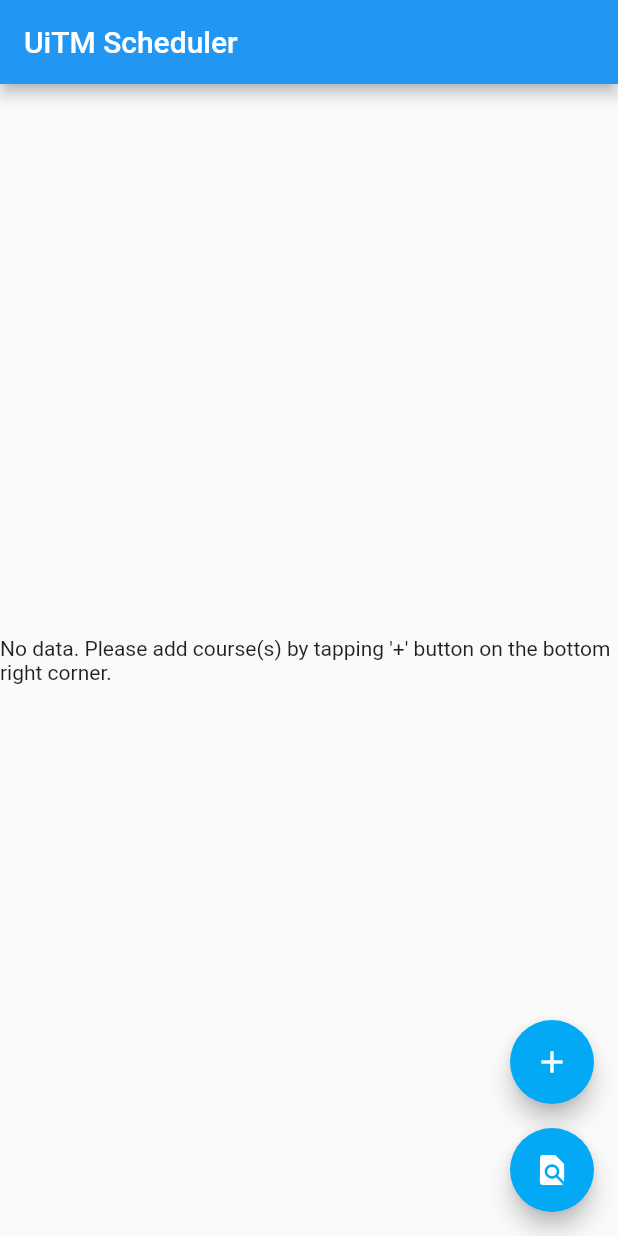
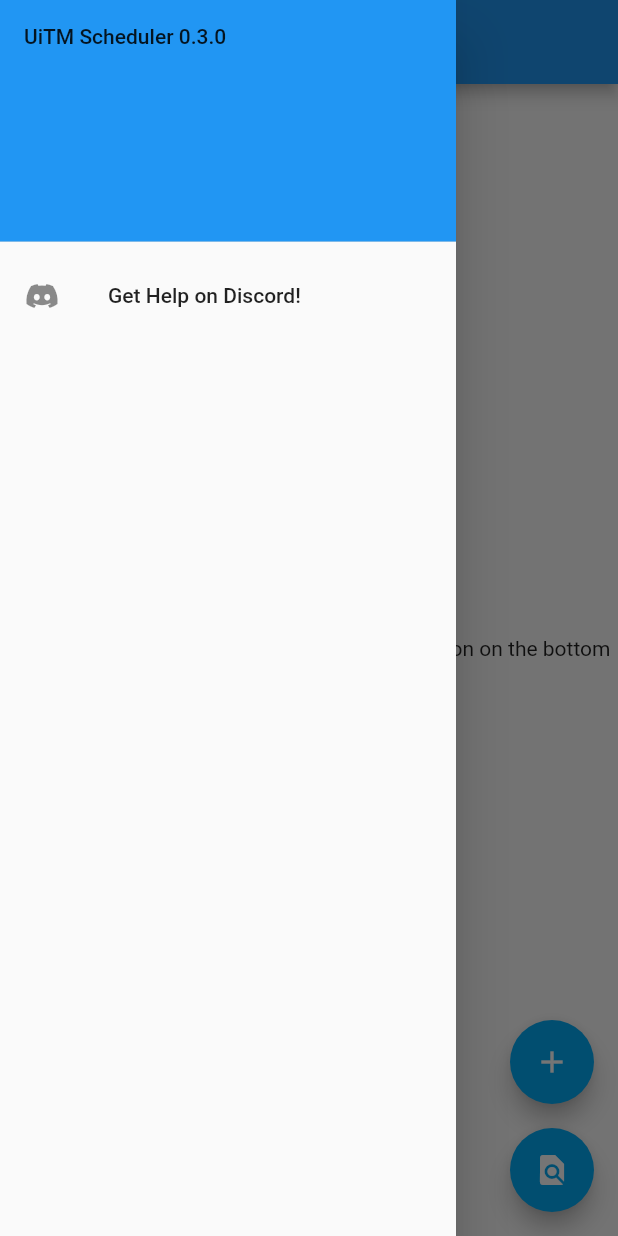
Before and after one commit to ajeeq/uitmscheduler, a Flutter app: the screen it shows after launch, with the side drawer open (before the commit the screen has no drawer), on a phone screen of 412 x 824 dp. Run offline on Flutter 3.47's test engine with Material 2 defaults, Android fonts, the phone set to English and light mode, and no system bars; our stand-ins replace flutter_dotenv, flutter_riverpod, substring_highlight.

Commit message:
Preparing to release update V0.3.0🎉

```diff
--- a/lib/screens/home.dart
+++ b/lib/screens/home.dart
@@ -1,6 +1,7 @@
 // Import directives
 import 'package:flutter/material.dart';
 import 'package:flutter_riverpod/flutter_riverpod.dart';
+import 'package:url_launcher/url_launcher.dart';
 
 // Services
 import 'package:uitmscheduler/services/services.dart';
@@ -23,6 +24,13 @@
     // declaring notifiers for updating riverpod states
     final SelectedListNotifier selectionListController = ref.read(selectedListProvider.notifier);
     final DetailListNotifier detailListController = ref.read(detailListProvider.notifier);
+
+    final Uri url = Uri.parse('https://discord.gg/2uWksRgT');
+    Future<void> discordUrlLauncher() async {
+      if (!await launchUrl(url)) {
+        throw 'Could not launch $url';
+      }
+    }
 
     return Scaffold(
       appBar: AppBar(
@@ -57,7 +65,28 @@
                     title: Text(selectionListState[i].courseSelected),
                     trailing: const Icon(Icons.delete),
                     onTap: () {
-                      selectionListController.deleteSelected(selectionListState[i]);
+                      showDialog<String>(
+                        context: context,
+                        builder: (BuildContext context) => AlertDialog(
+                          title: const Text('Delete Course'),
+                          content: const Text('Are you sure to delete this course?'),
+                          actions: <Widget>[
+                            TextButton(
+                              onPressed: () {
+                                Navigator.pop(context);
+                              },
+                              child: const Text('Cancel'),
+                            ),
+                            TextButton(
+                              onPressed: () {
+                                selectionListController.deleteSelected(selectionListState[i]);
+                                Navigator.pop(context);
+                              },
+                              child: const Text('OK'),
+                            ),
+                          ],
+                        )
+                      );
                     },
                   ),
                 ),
@@ -65,6 +94,34 @@
               ],
             ),
           ),
+
+        drawer: Drawer(
+        child: ListView(
+          padding: EdgeInsets.zero,
+          children: [
+            const DrawerHeader(
+              decoration: BoxDecoration(
+                color: Colors.blue,
+              ),
+              child: Text('UiTM Scheduler 0.3.0'),
+            ),
+            ListTile(
+              leading: const Icon(
+                Icons.discord,
+              ),
+              title: const Text('Get Help on Discord!'),
+              onTap: () async {
+                // Update the state of the app
+                // ...
+                // Then close the drawer
+                // Navigator.pop(context);
+                // Navigator.pushNamed(context, '/help');
+                discordUrlLauncher();
+              },
+            ),
+          ]
+        )
+      ),
 
       floatingActionButton: Column(
         mainAxisAlignment: MainAxisAlignment.end,
--- a/pubspec.yaml
+++ b/pubspec.yaml
@@ -15,7 +15,7 @@
 # In iOS, build-name is used as CFBundleShortVersionString while build-number used as CFBundleVersion.
 # Read more about iOS versioning at
 # https://developer.apple.com/library/archive/documentation/General/Reference/InfoPlistKeyReference/Articles/CoreFoundationKeys.html
-version: 0.2.1+17
+version: 0.3.0+18
 
 environment:
   sdk: ">=2.12.0 <3.0.0"
@@ -38,6 +38,7 @@
   http: ^0.13.5
   flutter_riverpod: ^2.0.2
   substring_highlight: ^1.0.33
+  url_launcher: ^6.1.6
 
 dev_dependencies:
   flutter_test:
```
Also changed, not shown: pubspec.lock.
